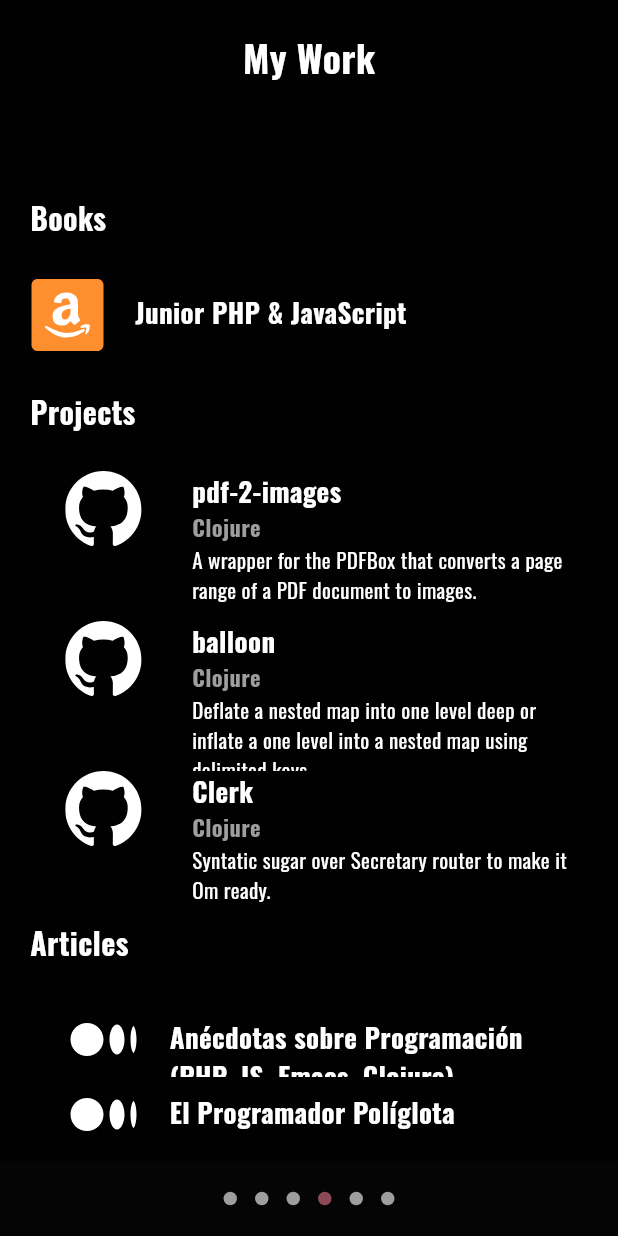
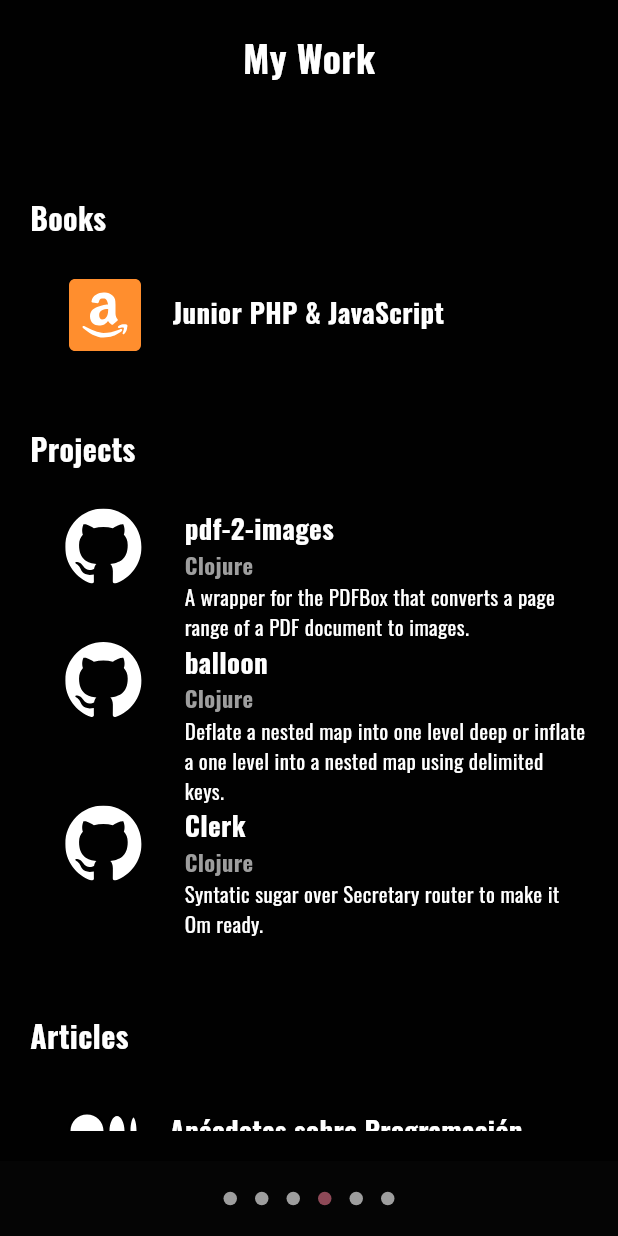
Before and after one commit to roboli/roboli-site, a Flutter app: the screen it shows after launch, swiped to page 4, on a phone screen of 412 x 824 dp. Run offline on Flutter 3.47's test engine with Material 3 defaults, Android fonts, the phone set to English and light mode, and no system bars; drawn by our look-alikes of dots_indicator; our stand-ins replace easy_debounce, flutter_svg, go_router, google_fonts.

Commit message:
Fix tiles and space between

```diff
--- a/lib/pages/my_work_page.dart
+++ b/lib/pages/my_work_page.dart
@@ -43,7 +43,7 @@ class MyWorkPage extends StatelessWidget {
                       name: 'Junior PHP & JavaScript',
                       uri: Uri.https('a.co', 'd/5IlhmFZ'),
                     ),
-                    const SizedBox(height: 25,),
+                    const SizedBox(height: 50,),
                     const Text(
                       'Projects',
                       style: TextStyle(
@@ -70,6 +70,7 @@ class MyWorkPage extends StatelessWidget {
                       description: clerk,
                       uri: Uri.https('github.com', 'roboli/clerk'),
                     ),
+                    const SizedBox(height: 50,),
                     const Text(
                       'Articles',
                       style: TextStyle(
--- a/lib/pages/my_work_page/article_tile.dart
+++ b/lib/pages/my_work_page/article_tile.dart
@@ -14,31 +14,27 @@ class ArticleTile extends StatelessWidget {
 
   @override
   Widget build(BuildContext context) {
-    return Padding(
-      padding: const EdgeInsets.fromLTRB(25, 0, 0, 0),
-      child: SizedBox(
-        height: 50,
-        child: Row(
+    return Row(
       crossAxisAlignment: CrossAxisAlignment.start,
       children: [
-            InkWell(
+        Padding(
+          padding: const EdgeInsets.fromLTRB(25.0, 0.0, 0.0, 0.0),
+          child: InkWell(
             onTap: () => launchUrl(uri),
-              child: SizedBox(
-                height: 50,
             child: SvgPicture.asset('assets/svgs/icons8-medium.svg'),
           ),
         ),
-            Expanded(
+        Flexible(
+          flex: 1,
           child: Padding(
             padding: const EdgeInsets.fromLTRB(20.0, 10.0, 0.0, 0.0),
             child: Text(
               name,
               style: const TextStyle(fontWeight: FontWeight.bold, fontSize: 18),
             ),
-            )),
+          )
+        ),
       ],
-        ),
-      ),
     );
   }
 }
--- a/lib/pages/my_work_page/book_tile.dart
+++ b/lib/pages/my_work_page/book_tile.dart
@@ -14,28 +14,27 @@ class BookTile extends StatelessWidget {
 
   @override
   Widget build(BuildContext context) {
-    return SizedBox(
-      height: 50,
-      child: Row(
+    return Row(
       crossAxisAlignment: CrossAxisAlignment.start,
       children: [
-          InkWell(
+        Padding(
+          padding: const EdgeInsets.fromLTRB(25.0, 0.0, 0.0, 0.0),
+          child: InkWell(
             onTap: () => launchUrl(uri),
-            child: SizedBox(
-              height: 150,
             child: SvgPicture.asset('assets/svgs/amazon_icon.svg'),
           ),
         ),
-          Expanded(
+        Flexible(
+          flex: 1,
           child: Padding(
             padding: const EdgeInsets.fromLTRB(20.0, 10.0, 0.0, 0.0),
             child: Text(
               name,
               style: const TextStyle(fontWeight: FontWeight.bold, fontSize: 18),
             ),
-          )),
+          )
+        ),
       ],
-      ),
     );
   }
 }
--- a/lib/pages/my_work_page/project_tile.dart
+++ b/lib/pages/my_work_page/project_tile.dart
@@ -18,9 +18,7 @@ class ProjectTile extends StatelessWidget {
 
   @override
   Widget build(BuildContext context) {
-    return SizedBox(
-      height: 100,
-      child: Row(
+    return Row(
       crossAxisAlignment: CrossAxisAlignment.start,
       children: [
         InkWell(
@@ -30,11 +28,12 @@ class ProjectTile extends StatelessWidget {
             child: SvgPicture.asset('assets/svgs/github-mark-white.svg'),
           ),
         ),
-          Expanded(
-              child: Padding(
-            padding: const EdgeInsets.fromLTRB(10.0, 0.0, 2.0, 0.0),
+        const SizedBox(width: 5,),
+        Flexible(
+          flex: 1,
           child: Column(
             crossAxisAlignment: CrossAxisAlignment.start,
+            mainAxisSize: MainAxisSize.min,
             children: [
               Text(
                 name,
@@ -48,14 +47,11 @@ class ProjectTile extends StatelessWidget {
                   fontSize: 15),
               ),
               const Padding(padding: EdgeInsets.only(bottom: 2.0)),
-                Expanded(
-                  child: Text(description),
+              Text(description),
+            ],
+          )
         ),
       ],
-            ),
-          )),
-        ],
-      ),
     );
   }
 }
```
Lines whose indentation alone changed are shown as unchanged.
